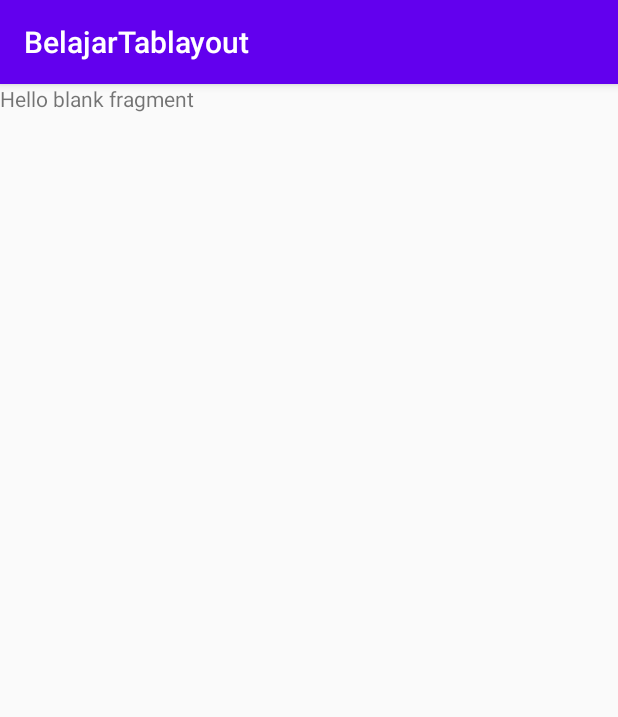
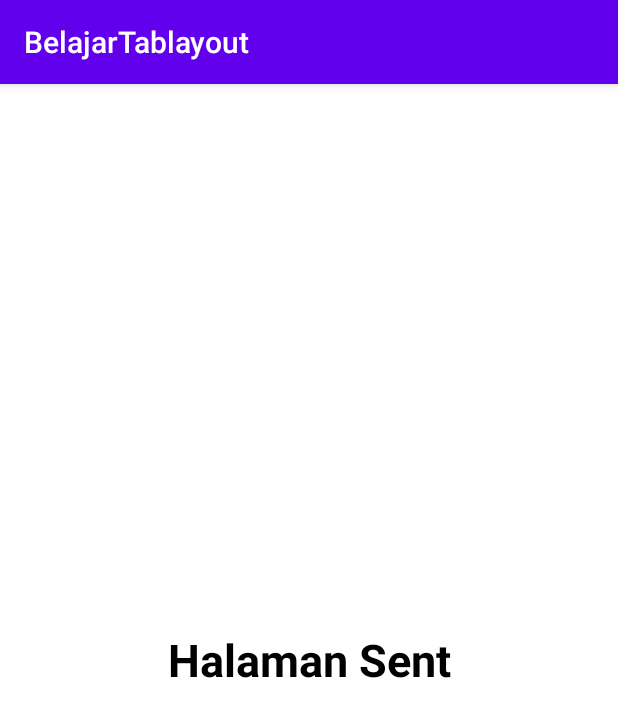
Before and after one commit to opokoeeee/BelajarTabLayout, an Android app: the fragment SentFragment shown on its own in the app's theme, on a phone screen of 412 x 824 dp. Shown: the top 717 px of the screen. Run offline under Robolectric (Android 15) with nearby library versions, the phone set to English and light mode, and no system bars.

Commit message:
membuat tab sent

```diff
--- a/app/src/main/res/layout/fragment_sent.xml
+++ b/app/src/main/res/layout/fragment_sent.xml
@@ -1,14 +1,19 @@
 <?xml version="1.0" encoding="utf-8"?>
-<FrameLayout xmlns:android="http://schemas.android.com/apk/res/android"
+<RelativeLayout xmlns:android="http://schemas.android.com/apk/res/android"
     xmlns:tools="http://schemas.android.com/tools"
     android:layout_width="match_parent"
     android:layout_height="match_parent"
-    tools:context=".SentFragment">
+    tools:context=".Fragment.SentFragment">
 
     <!-- TODO: Update blank fragment layout -->
     <TextView
         android:layout_width="match_parent"
         android:layout_height="match_parent"
-        android:text="@string/hello_blank_fragment" />
+        android:text="@string/frag3"
+        android:gravity="center"
+        android:background="@android:color/white"
+        android:textSize="30sp"
+        android:textStyle="bold"
+        android:textColor="#000"/>
 
-</FrameLayout>
+</RelativeLayout>
--- a/app/src/main/res/values/strings.xml
+++ b/app/src/main/res/values/strings.xml
@@ -3,7 +3,7 @@
     <string name="frag1">Halaman Inbox</string>
     <string name="frag2">Halaman Draft</string>
     <string name="frag3">Halaman Sent</string>
-    <string name="nama_user">Refaldo</string>
+    <string name="nama_user">Egitiya</string>
     <!-- TODO: Remove or change this placeholder text -->
     <string name="hello_blank_fragment">Hello blank fragment</string>
 </resources>
```
Also changed, not shown: app/src/main/java/com/example/belajartablayout/Fragment/SentFragment.kt (+0 -7 lines).
